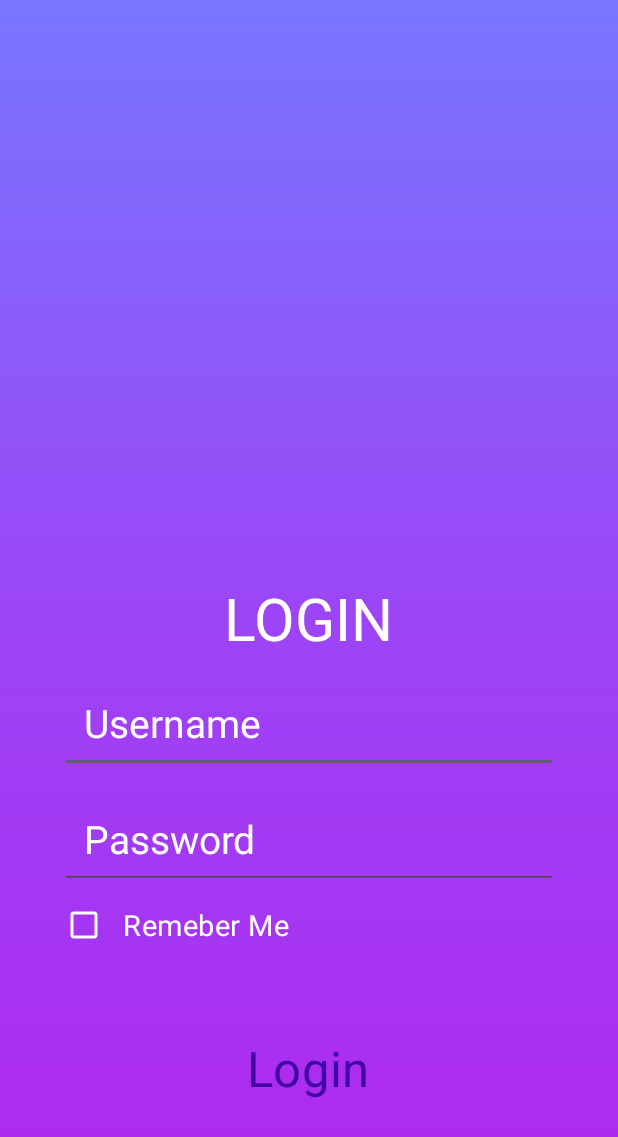
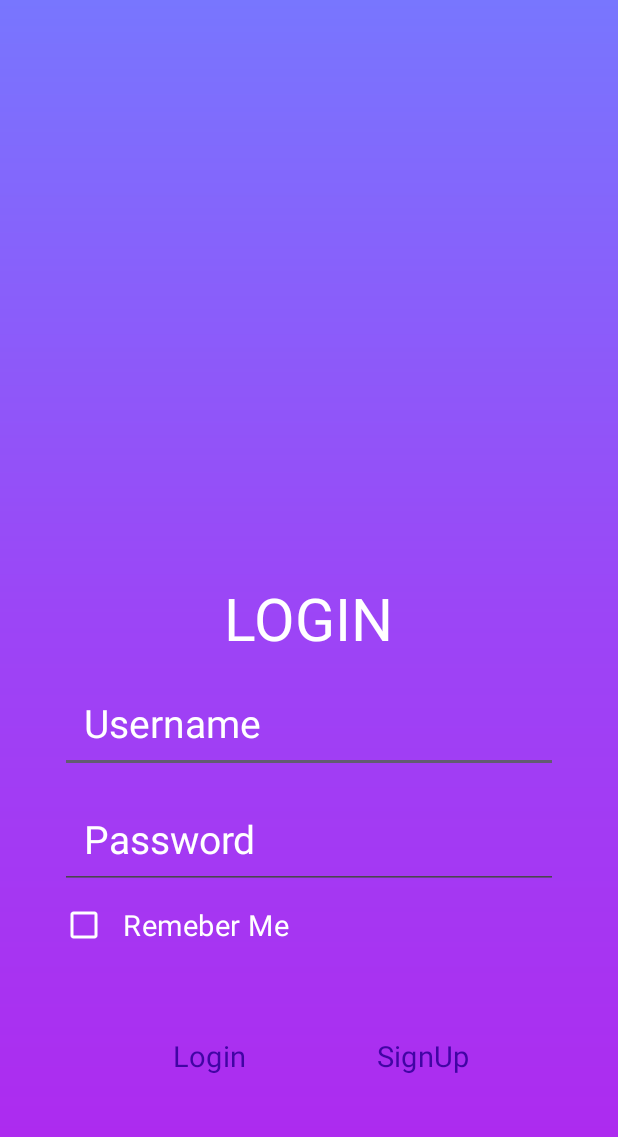
Before and after one commit to SmitCoder/Android_App_development, an Android app: the screen it shows after launch (MainActivity), on a phone screen of 412 x 824 dp. Shown: the top 1137 px of the screen. Run offline under Robolectric (Android 15) with nearby library versions, the phone set to English and light mode, and no system bars; our stand-ins replace sdp/ssp sizes; Roboto replaces fonts that are not available here.

Commit message:
added a sig up button respective of linearlayout , side - by - side to login button

```diff
--- a/app/src/main/res/layout/activity_main.xml
+++ b/app/src/main/res/layout/activity_main.xml
@@ -13,9 +13,8 @@
        android:layout_width="match_parent"
        android:layout_height="match_parent"
        android:scaleType="fitXY"
-       android:src = "@drawable/custom_background"
+       android:src="@drawable/custom_background"
        android:visibility="visible" />
-
 
    <TextView
        android:id="@+id/text"
@@ -71,7 +70,16 @@
        android:buttonTint="@color/white"/>
 
 
-   <Button
+   <LinearLayout
+       android:layout_width="wrap_content"
+       android:layout_height="wrap_content"
+       android:layout_below="@id/checkbox"
+       android:layout_marginHorizontal="@dimen/_40sdp"
+
+       >
+
+
+      <Button
 
        android:id="@+id/btn"
        android:layout_width="wrap_content"
@@ -80,16 +88,31 @@
 
        android:layout_centerInParent="true"
        android:layout_marginStart="@dimen/_30sdp"
+
        android:layout_marginTop="@dimen/_30sdp"
-
        android:layout_marginEnd="@dimen/_30sdp"
        android:layout_marginBottom="@dimen/_30sdp"
        android:background="@drawable/custom_button"
-       android:backgroundTint="@color/white"
        android:hint="Login"
        android:textColorHint="#4105A4"
-       android:textSize="@dimen/_25sdp"
+
+       android:textSize="@dimen/_15sdp"
        app:backgroundTint="@null" />
 
+      <Button
+          android:id="@+id/singup"
+          android:layout_width="wrap_content"
+          android:layout_height="wrap_content"
+          android:layout_below="@id/checkbox"
+          android:layout_centerHorizontal="true"
+          android:layout_centerVertical="true"
+          android:layout_marginTop="@dimen/_30sdp"
+          android:layout_toRightOf="@id/btn"
+          android:background="@drawable/custom_button"
+          android:hint="SignUp"
+          android:textColorHint="#4105A4"
 
+          android:textSize="@dimen/_15sdp"
+          app:backgroundTint="@null" />
+   </LinearLayout>
 </RelativeLayout>
```
